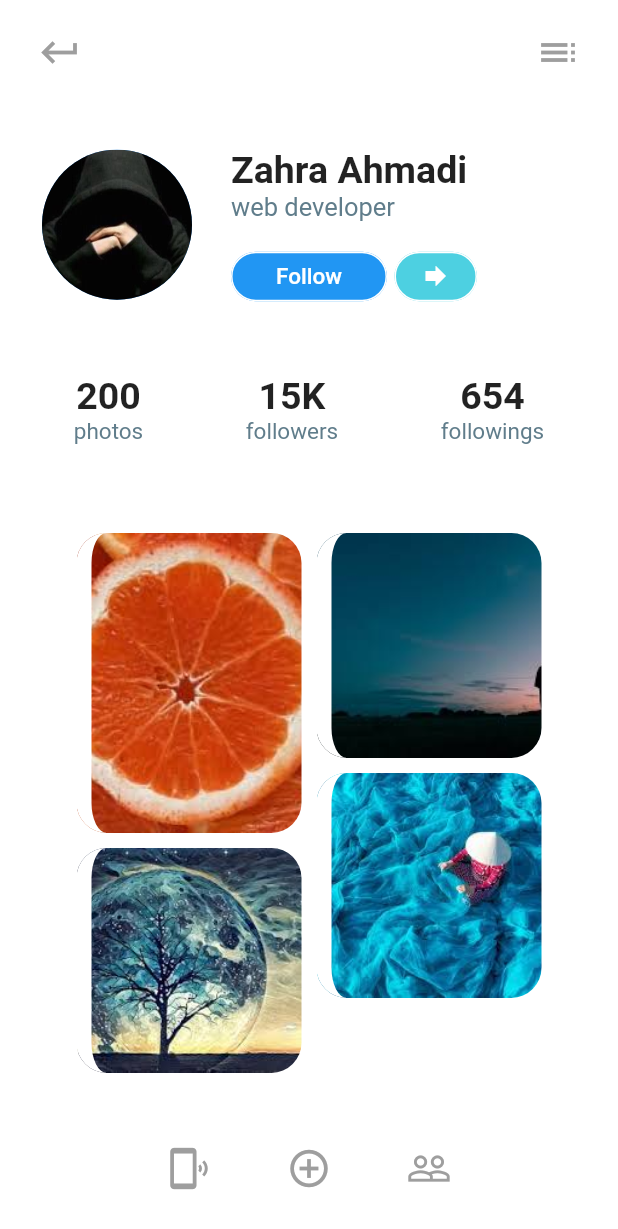
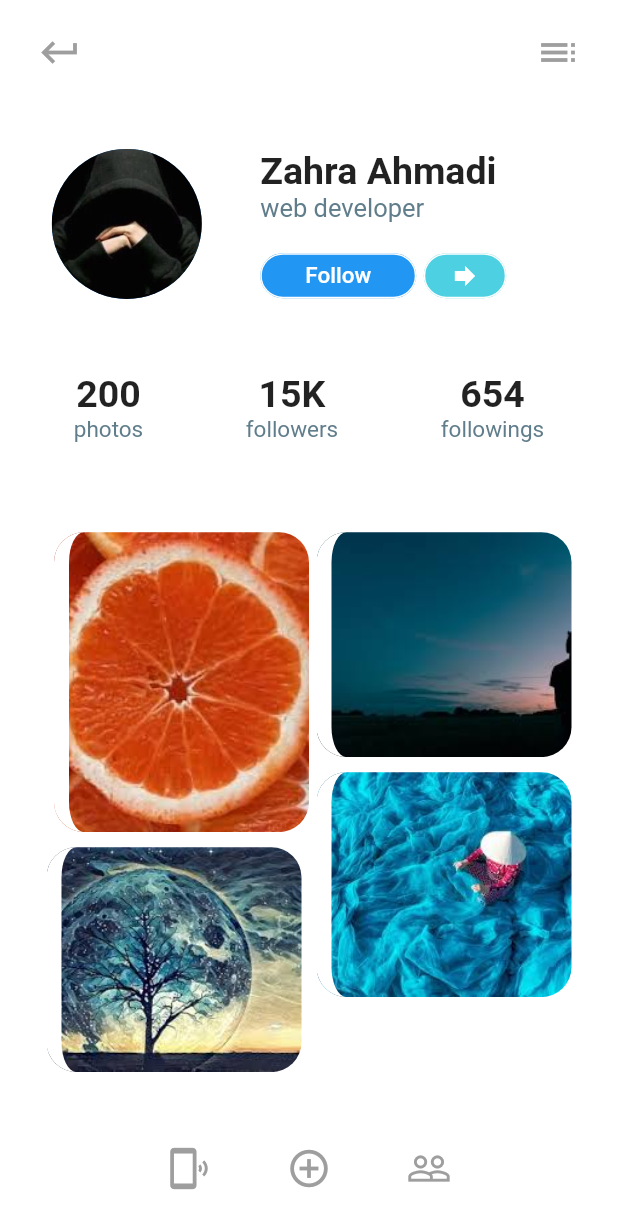
Before and after one commit to Zaaraa96/new_flutter, a Flutter app: the screen it shows after launch, on a phone screen of 412 x 824 dp. Shown: the top 1229 px of the screen. Run offline on Flutter 3.47's test engine with Material 2 defaults, Android fonts, the phone set to English and light mode, and no system bars.

Commit message:
removes sized box

```diff
--- a/lib/main.dart
+++ b/lib/main.dart
@@ -137,7 +137,9 @@ class _MyHomePageState extends State<MyHomePage> {
                               AssetImage('assets/images/profile.jpg'),
                         ),
                       ),
-                      Column(
+                      Padding(
+                        padding: const EdgeInsets.fromLTRB(0, 0, 40, 0),
+                        child: Column(
                           crossAxisAlignment: CrossAxisAlignment.start,
                           children: <Widget>[
                             Text(
@@ -146,24 +148,25 @@ class _MyHomePageState extends State<MyHomePage> {
                               style: TextStyle(
                                   fontWeight: FontWeight.bold, fontSize: 25),
                             ),
-                          Text(
+                            Padding(
+                              padding: const EdgeInsets.fromLTRB(0, 0, 0, 20),
+                              child: Text(
                                 'web developer',
                                 textAlign: TextAlign.left,
-                            style:
-                                TextStyle(fontSize: 17, color: Colors.blueGrey),
+                                style: TextStyle(
+                                    fontSize: 17, color: Colors.blueGrey),
                               ),
-                          SizedBox(
-                            height: 20,
                             ),
                             Row(
                               children: <Widget>[
                                 SizedBox(
-                                height: 33,
+                                  height: 30,
                                   child: FlatButton(
                                     onPressed: () {},
                                     padding: EdgeInsets.fromLTRB(30, 0, 30, 0),
                                     shape: RoundedRectangleBorder(
-                                      borderRadius: BorderRadius.circular(18.0),
+                                        borderRadius:
+                                            new BorderRadius.circular(18.0),
                                         side: BorderSide(color: Colors.white)),
                                     color: Colors.blue,
                                     textColor: Colors.white,
@@ -180,7 +183,7 @@ class _MyHomePageState extends State<MyHomePage> {
                                 ),
                                 SizedBox(
                                   width: 55,
-                                height: 33,
+                                  height: 30,
                                   child: FlatButton(
                                     onPressed: () {},
                                     padding: EdgeInsets.fromLTRB(0, 0, 0, 0),
@@ -197,14 +200,9 @@ class _MyHomePageState extends State<MyHomePage> {
                             ),
                           ],
                         ),
-                      SizedBox(
-                        width: 40,
                       ),
                     ],
                   ),
-//                SizedBox(
-//                  height: 20,
-//                ),
                   Row(
                     mainAxisAlignment: MainAxisAlignment.spaceAround,
                     children: <Widget>[
@@ -252,9 +250,6 @@ class _MyHomePageState extends State<MyHomePage> {
                       ),
                     ],
                   ),
-//                  SizedBox(
-//                    height: 20,
-//                  ),
                   Row(
                     crossAxisAlignment: CrossAxisAlignment.start,
                     mainAxisAlignment: MainAxisAlignment.center,
@@ -264,7 +259,7 @@ class _MyHomePageState extends State<MyHomePage> {
                           Padding(
                             padding: const EdgeInsets.fromLTRB(0.0, 10.0, 0, 0),
                             child: Container(
-                              width: 150,
+                              width: 170,
                               height: 200,
                               decoration: BoxDecoration(
                                 image: DecorationImage(
@@ -282,10 +277,11 @@ class _MyHomePageState extends State<MyHomePage> {
                             ),
                           ),
                           Padding(
-                            padding: const EdgeInsets.fromLTRB(0.0, 10.0, 0, 0),
+                            padding:
+                                const EdgeInsets.fromLTRB(0.0, 10.0, 10, 0),
                             child: Container(
                               height: 150,
-                              width: 150,
+                              width: 170,
                               constraints: BoxConstraints(minWidth: 150),
                               decoration: BoxDecoration(
                                 image: DecorationImage(
@@ -304,15 +300,12 @@ class _MyHomePageState extends State<MyHomePage> {
                           ),
                         ],
                       ),
-                      SizedBox(
-                        width: 10,
-                      ),
                       Column(
                         children: <Widget>[
                           Padding(
                             padding: const EdgeInsets.fromLTRB(0, 10.0, 0, 0),
                             child: Container(
-                              width: 150,
+                              width: 170,
                               height: 150,
                               constraints: BoxConstraints(minWidth: 150),
                               decoration: BoxDecoration(
@@ -334,7 +327,7 @@ class _MyHomePageState extends State<MyHomePage> {
                             padding: const EdgeInsets.fromLTRB(0, 10.0, 0, 0),
                             child: Container(
                               height: 150,
-                              width: 150,
+                              width: 170,
                               constraints: BoxConstraints(minWidth: 150),
                               decoration: BoxDecoration(
                                 image: DecorationImage(
@@ -355,9 +348,6 @@ class _MyHomePageState extends State<MyHomePage> {
                       ),
                     ],
                   ),
-//                  SizedBox(
-//                    height: 20,
-//                  ),
                   Row(
                     mainAxisAlignment: MainAxisAlignment.center,
                     children: <Widget>[
```
Lines whose indentation alone changed are shown as unchanged.
